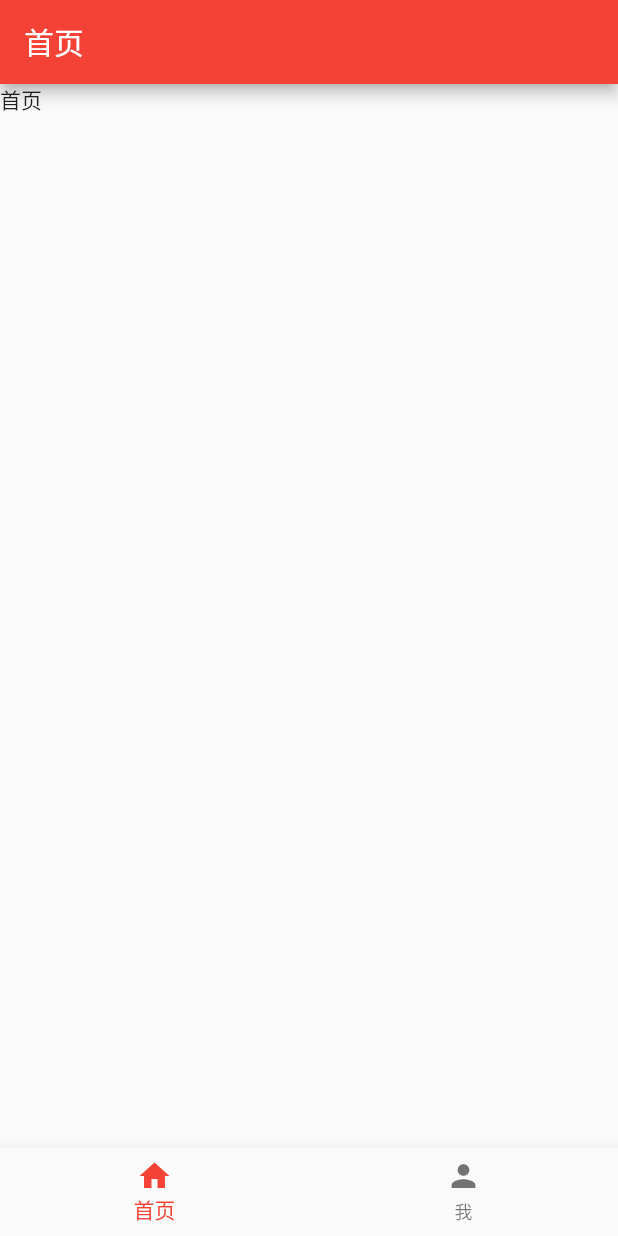
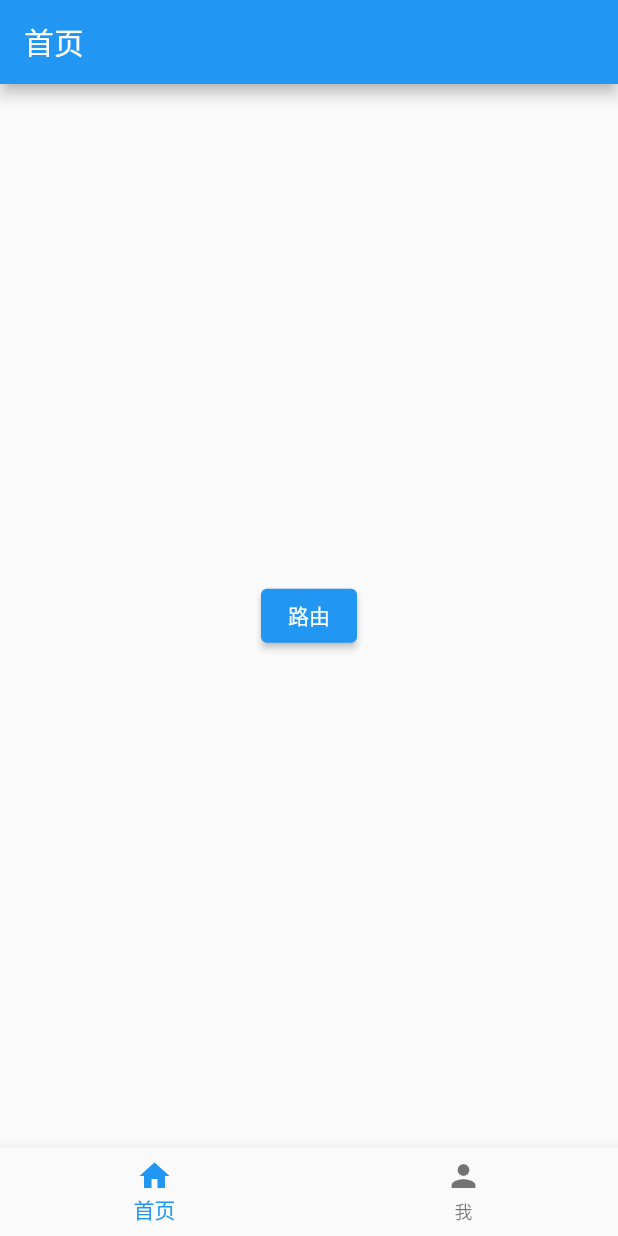
Before and after one commit to 176zane/LearnFlutter, a Flutter app: the screen it shows after launch, on a phone screen of 412 x 824 dp. Run offline on Flutter 3.47's test engine with Material 2 defaults, Android fonts, the phone set to English and light mode, and no system bars.

Commit message:
路由传参与返回值

```diff
--- a/flutter_test_app/lib/about/about.dart
+++ b/flutter_test_app/lib/about/about.dart
@@ -1,6 +1,8 @@
 import 'package:flutter/material.dart';
 
 class About extends StatefulWidget {
+  const About({super.key});
+
 
   @override
   State<About> createState() => _AboutState();
--- a/flutter_test_app/lib/home/home.dart
+++ b/flutter_test_app/lib/home/home.dart
@@ -1,6 +1,8 @@
 import 'package:flutter/material.dart';
 
 class Home extends StatefulWidget {
+  const Home({super.key});
+
 
   @override
   State<Home> createState() => _HomeState();
@@ -25,7 +27,14 @@ class _HomeState extends State<Home> {
       appBar: AppBar(
         title: const Text('首页'),
       ),
-      body:const  Text('首页'),
+      body:Center(
+        child: ElevatedButton(
+          child: const Text('路由'),
+          onPressed:() {
+            Navigator.pushNamed(context, '/route_example');
+          },
+        ),
+      ),
     );
   }
 }
--- a/flutter_test_app/lib/main.dart
+++ b/flutter_test_app/lib/main.dart
@@ -1,6 +1,8 @@
 import 'package:flutter/material.dart';
 import 'package:flutter_test_app/about/about.dart';
 import 'package:flutter_test_app/home/home.dart';
+import 'package:flutter_test_app/home/route_example.dart';
+import 'package:flutter_test_app/home/route_second.dart';
 import 'package:flutter_test_app/pages/layout_page.dart';
 import 'package:http/http.dart';
 
@@ -15,11 +17,13 @@ class MyApp extends StatelessWidget {
     return MaterialApp(
       title: 'Flutter Demo',
       theme: ThemeData(
-        primarySwatch: Colors.red,
+        primarySwatch: Colors.blue,
       ),
-
+      initialRoute: '/',
       routes: {
-        '/':(context) => const MyHomePage(title: 'Flutter Demo Home Page'),
+        '/':(context) => const MyHomePage(title: 'Flutter Demo'),
+        '/route_example' : (context) => const RouteExample(),
+        '/route_second' : (context) => const RouteSecond(),
         '/layout' : (context) => const LayoutPage(),
       },
     );
@@ -43,11 +47,9 @@ class MyHomePage extends StatefulWidget {
 class _MyHomePageState extends State<MyHomePage> {
   int seleclectedIndex = 0;
   final screens = [
-    Home(),
-    About(),
+    const Home(),
+    const About(),
   ];
-
-
 
   @override
   Widget build(BuildContext context) {
```
Also changed, not shown: flutter_test_app/lib/home/route_example.dart (added, +51 -0 lines), flutter_test_app/lib/home/route_second.dart (added, +31 -0 lines), flutter_test_app/lib/pages/layout_page.dart (+13 -1 lines).
